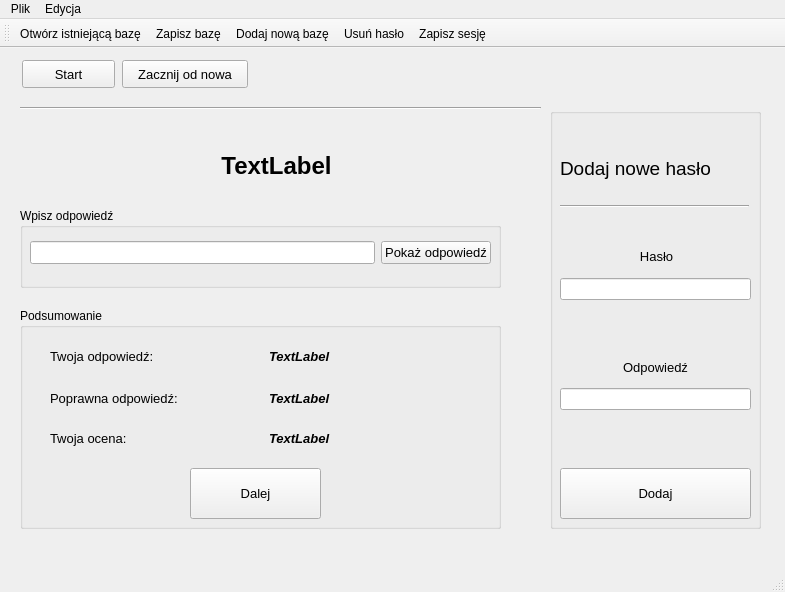
Avalanche315/FlashCards, file FlashCards/mainwindow.ui: the form before one commit.
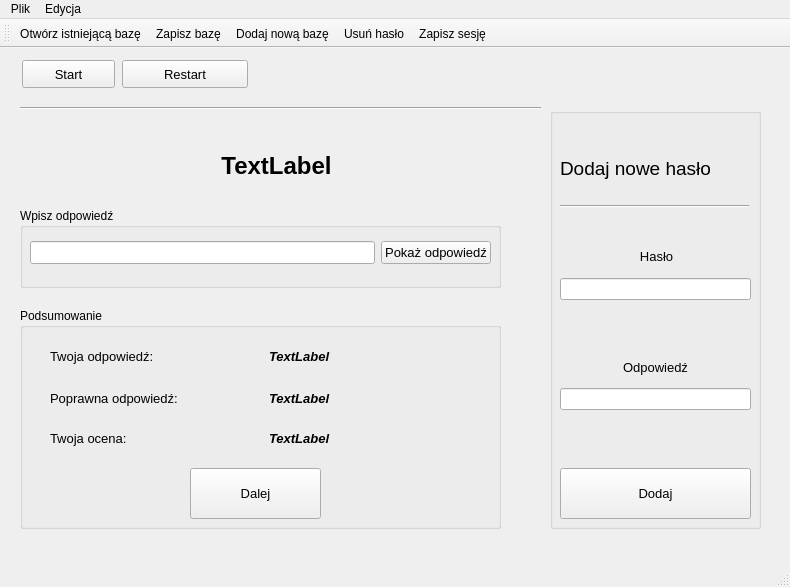
The form after the commit. Icons and pictures are not drawn.

Diff of the .ui file:
```diff
--- a/FlashCards/mainwindow.ui
+++ b/FlashCards/mainwindow.ui
@@ -6,8 +6,8 @@
    <rect>
     <x>0</x>
     <y>0</y>
-    <width>785</width>
-    <height>592</height>
+    <width>790</width>
+    <height>587</height>
    </rect>
   </property>
   <property name="windowTitle">
@@ -52,7 +52,7 @@
      </font>
     </property>
     <property name="text">
-     <string>Zacznij od nowa</string>
+     <string>Restart</string>
     </property>
    </widget>
    <widget class="QLabel" name="labelShowTerm">
@@ -447,8 +447,8 @@
     <rect>
      <x>0</x>
      <y>0</y>
-     <width>785</width>
-     <height>26</height>
+     <width>790</width>
+     <height>22</height>
     </rect>
    </property>
    <widget class="QMenu" name="menuPlik">
```
Left out of the diff: 8 changed lines with no effect on the pictures.
